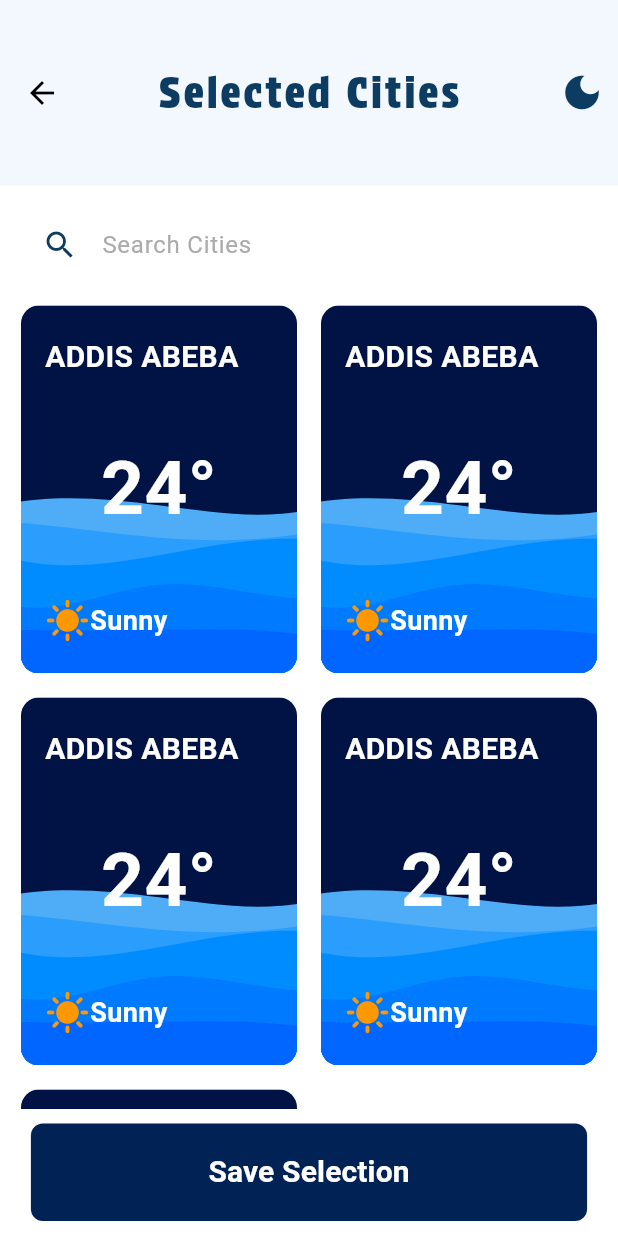
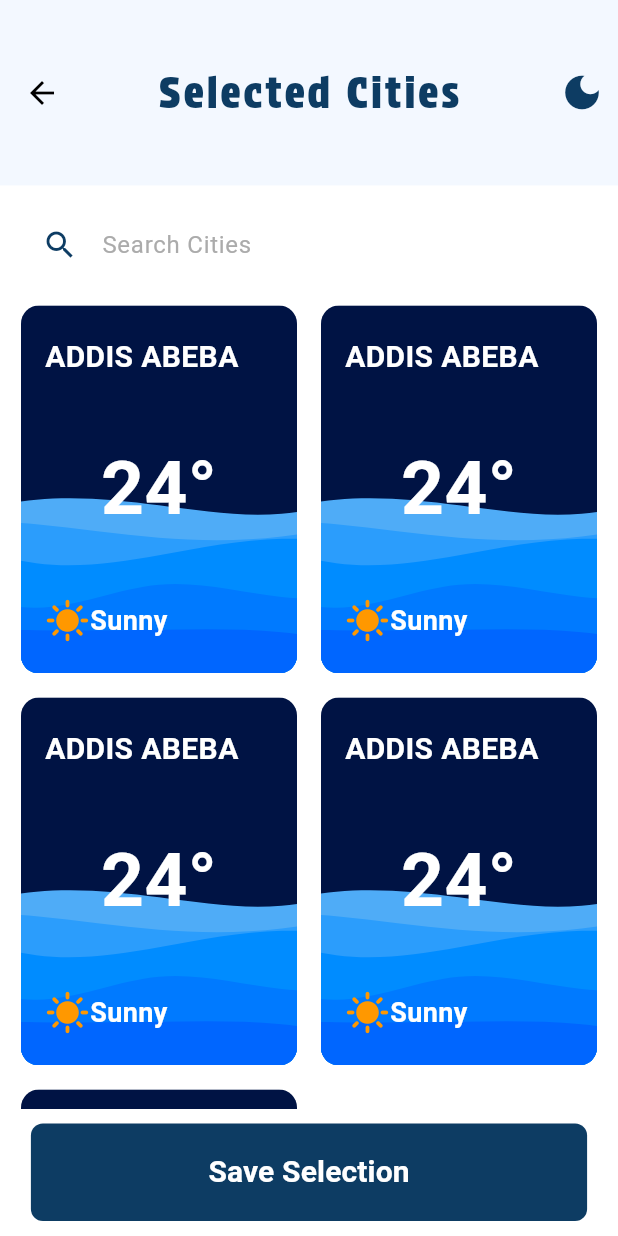
Before and after one commit to kaleabSolomon/WeatherIO, a Flutter app: the screen it shows after launch, after a tap on the "add" icon, on a phone screen of 412 x 824 dp. Run offline on Flutter 3.47's test engine with Material 3 defaults, Android fonts, the phone set to English and light mode, and no system bars; our stand-ins replace flutter_svg, smooth_page_indicator.

Commit message:
change color of the button based on the theme

```diff
--- a/lib/pages/add_locations_page.dart
+++ b/lib/pages/add_locations_page.dart
@@ -24,7 +24,7 @@ class _AddLocationsPageState extends State<AddLocationsPage> {
         height: MediaQuery.of(context).size.height * 0.15,
         title: "Selected Cities",
         toggleTheme: toggleTheme,
-        appBarActions: [],
+        appBarActions: const [],
       ),
       body: Column(children: [
         Padding(
@@ -50,6 +50,8 @@ class _AddLocationsPageState extends State<AddLocationsPage> {
         ),
         Expanded(
             child: GridView.builder(
+                keyboardDismissBehavior:
+                    ScrollViewKeyboardDismissBehavior.onDrag,
                 padding: const EdgeInsets.symmetric(horizontal: 14),
                 itemCount: 5,
                 gridDelegate: const SliverGridDelegateWithFixedCrossAxisCount(
@@ -59,10 +61,7 @@ class _AddLocationsPageState extends State<AddLocationsPage> {
                     crossAxisSpacing: 16),
                 itemBuilder: (BuildContext context, int index) =>
                     const CityDataPreview())),
-        CustomButton(
-            title: "Save Selection",
-            btnColor: Color.fromARGB(255, 0, 34, 85),
-            btnAction: () {})
+        CustomButton(title: "Save Selection", btnAction: () {})
       ]),
     );
   }
--- a/lib/widgets/custom_button.dart
+++ b/lib/widgets/custom_button.dart
@@ -2,13 +2,8 @@ import 'package:flutter/material.dart';
 
 class CustomButton extends StatelessWidget {
   final String title;
-  final Color btnColor;
   final VoidCallback btnAction;
-  const CustomButton(
-      {super.key,
-      required this.title,
-      required this.btnColor,
-      required this.btnAction});
+  const CustomButton({super.key, required this.title, required this.btnAction});
 
   @override
   Widget build(BuildContext context) {
@@ -18,7 +13,7 @@ class CustomButton extends StatelessWidget {
       child: TextButton(
         onPressed: btnAction,
         style: TextButton.styleFrom(
-          backgroundColor: btnColor,
+          backgroundColor: Theme.of(context).colorScheme.primary,
           padding: const EdgeInsets.symmetric(vertical: 18), // Button padding
           shape: RoundedRectangleBorder(
             borderRadius: BorderRadius.circular(8), // Button border radius
@@ -26,8 +21,8 @@ class CustomButton extends StatelessWidget {
         ),
         child: Text(
           title,
-          style: const TextStyle(
-            color: Colors.white,
+          style: TextStyle(
+            color: Theme.of(context).colorScheme.secondary,
             fontWeight: FontWeight.bold,
             fontSize: 20,
           ),
--- a/lib/widgets/future_forecast.dart
+++ b/lib/widgets/future_forecast.dart
@@ -16,10 +16,10 @@ class FutureForecast extends StatelessWidget {
   @override
   Widget build(BuildContext context) {
     return Container(
-      margin: EdgeInsets.all(8),
+      margin: const EdgeInsets.all(8),
       height: 40,
       child: Padding(
-        padding: EdgeInsets.symmetric(horizontal: 18),
+        padding: const EdgeInsets.symmetric(horizontal: 18),
         child: Row(
           mainAxisAlignment: MainAxisAlignment.spaceBetween,
           children: [
@@ -28,13 +28,13 @@ class FutureForecast extends StatelessWidget {
                   color: Color.fromARGB(255, 103, 103, 103),
                   fontSize: 20,
                 )),
-            Icon(
+            const Icon(
               Icons.cloudy_snowing,
               size: 40,
               color: Color.fromARGB(255, 190, 189, 189),
             ),
             Text("$maxTemp/$minTemp",
-                style: TextStyle(
+                style: const TextStyle(
                   color: Color.fromARGB(255, 103, 103, 103),
                   fontSize: 18,
                 ))
```
